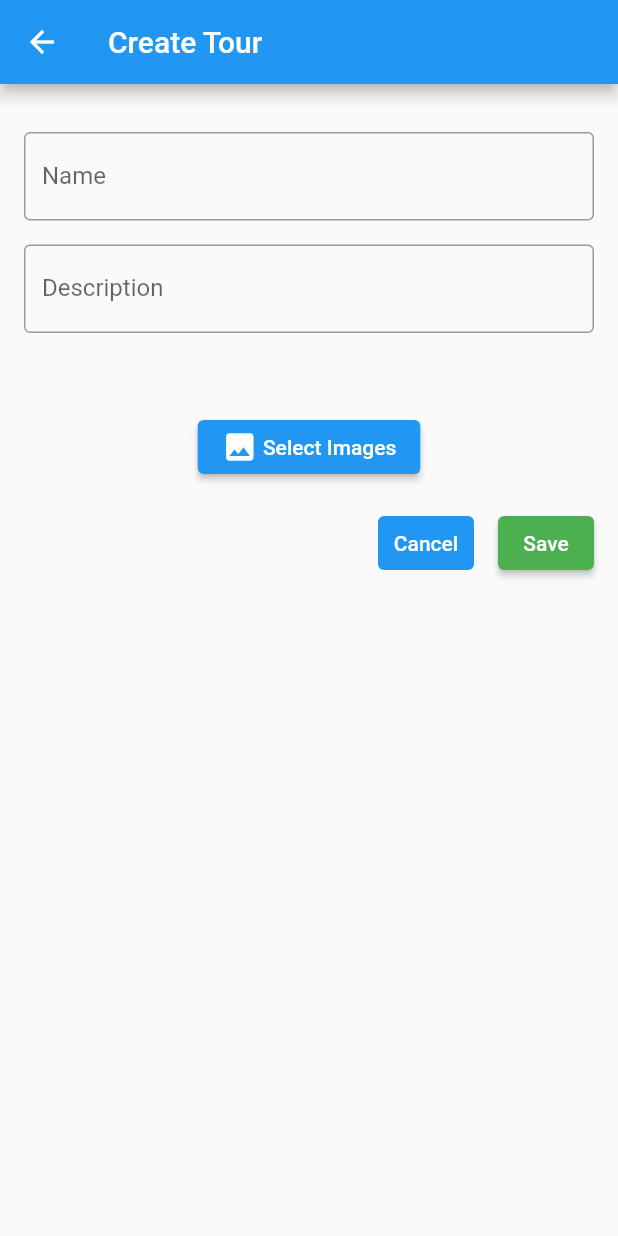
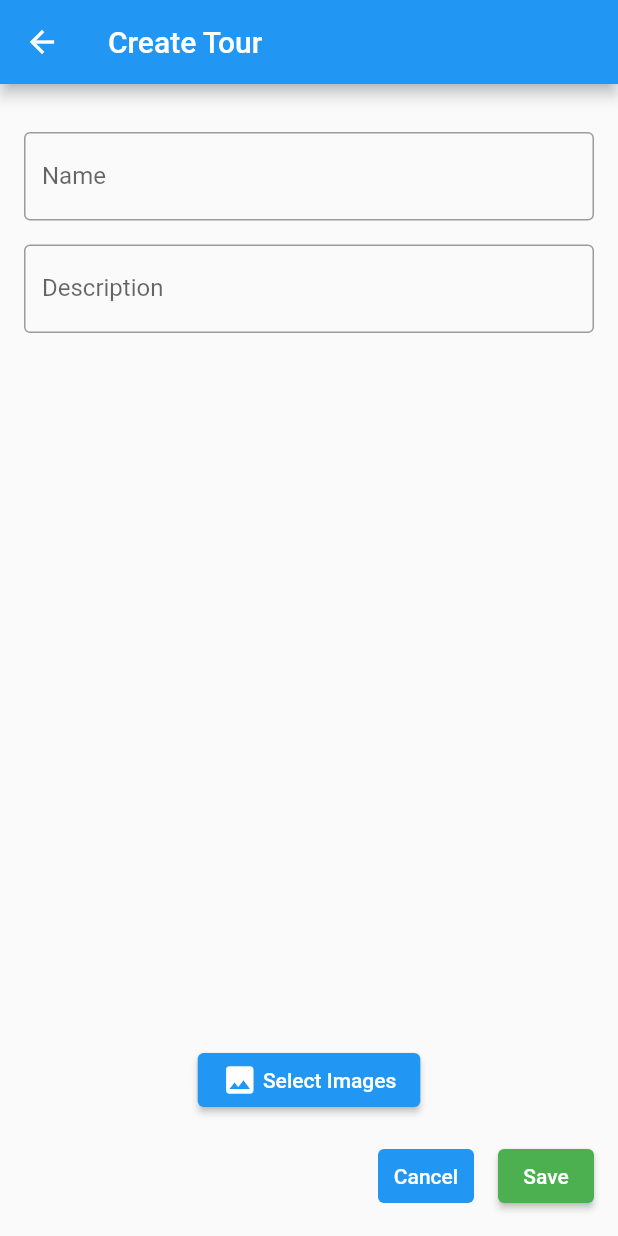
Before and after one commit to umgc/spring2023, a Flutter app: the TourCreateView screen opened by its route, on a phone screen of 412 x 824 dp. Run offline on Flutter 3.47's test engine with Material 2 defaults, Android fonts, the phone set to English and light mode, and no system bars; our stand-ins replace image_picker; missing offline and left inert: webviewx; network calls fail.

Commit message:
fix max height problems

```diff
--- a/virotour/lib/src/tour/tour_create_view.dart
+++ b/virotour/lib/src/tour/tour_create_view.dart
@@ -89,9 +89,12 @@ class _TourCreateViewState extends State<TourCreateView> {
                 ),
               ),
               const SizedBox(height: 16.0),
-              SingleChildScrollView(
+              Expanded(
+                flex: 1,
                 child: Container(
+                  width: double.infinity,
                   padding: EdgeInsets.all(10),
+                  child: SingleChildScrollView(
                     child: Column(
                       children: transitional_hotspots.map((hotspot) {
                         return Container(
@@ -114,6 +117,7 @@ class _TourCreateViewState extends State<TourCreateView> {
                           ),
                         );
                       }).toList(),
+                    ),
                   ),
                 ),
               ),
--- a/virotour/lib/src/tour/tour_edit_view.dart
+++ b/virotour/lib/src/tour/tour_edit_view.dart
@@ -90,7 +90,7 @@ class _TourEditViewState extends State<TourEditView> {
                   ElevatedButton(
                     onPressed: () async {
                       final url =
-                          'http://1192.168.1.180:8081/api/update/tour/${widget.tour.id}';
+                          'http://192.168.50.43:8081/api/update/tour/${widget.tour.id}';
                       final body = {
                         'id': widget.tour.id,
                         'name': _nameController.text,
@@ -149,7 +149,7 @@ class _TourEditViewState extends State<TourEditView> {
                       );
                       if (confirmDelete == true) {
                         final url =
-                            'http://1192.168.1.180:8081/api/tour/delete/${widget.tour.id}';
+                            'http://192.168.50.43:8081/api/tour/delete/${widget.tour.id}';
                         final response = await http.post(Uri.parse(url));
                         if (response.statusCode == 200) {
                           Navigator.pop(context);
--- a/virotour/lib/src/tour/tour_list_view.dart
+++ b/virotour/lib/src/tour/tour_list_view.dart
@@ -33,7 +33,7 @@ class _TourListViewState extends State<TourListView> {
 
   static Future<List<Tour>> fetchData() async {
     final response =
-        await http.get(Uri.parse('http://192.168.1.180:8081/api/tours'));
+        await http.get(Uri.parse('http://192.168.50.43:8081/api/tours'));
 
     if (response.statusCode == 200) {
       final data = jsonDecode(response.body) as Map<String, dynamic>;
```
Lines whose indentation alone changed are shown as unchanged.
